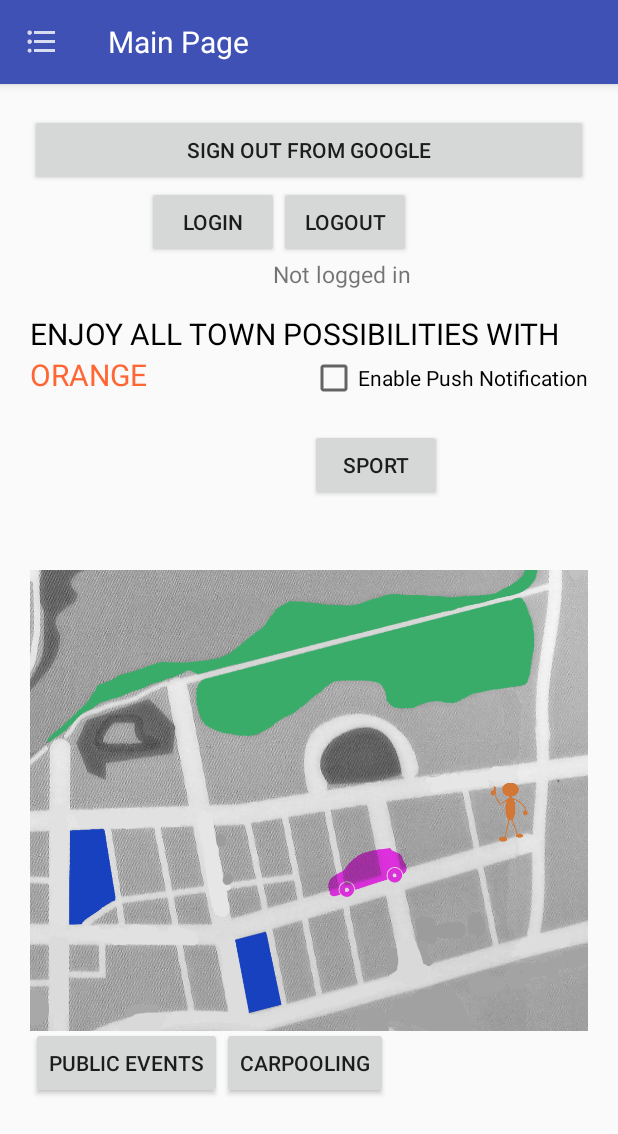
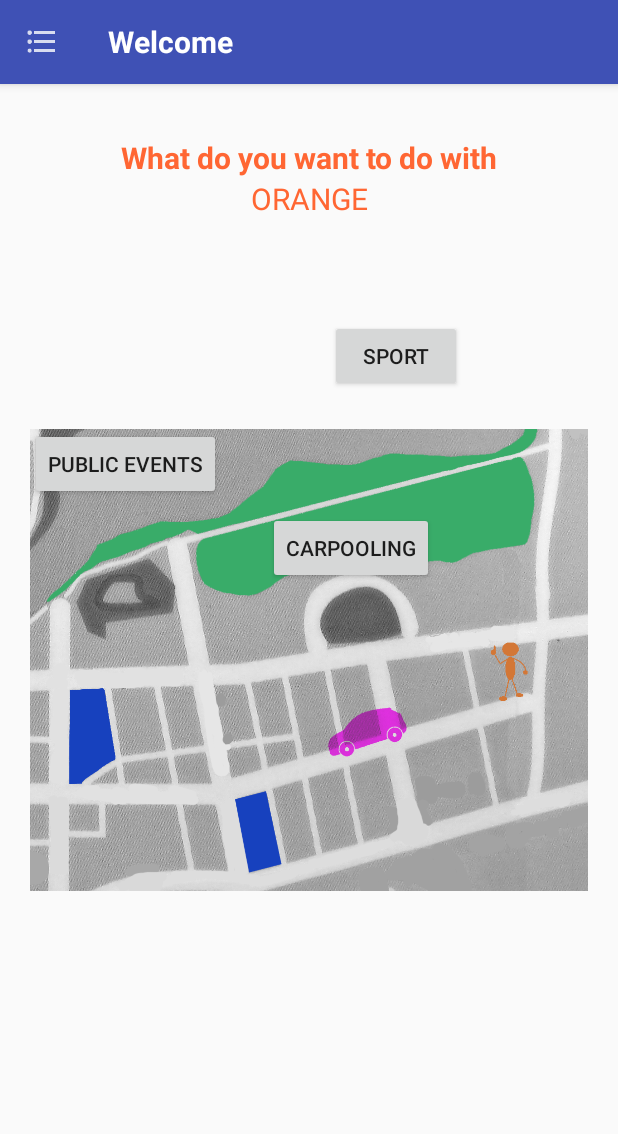
Before and after one commit to 0rangeProject/BeSocial, an Android app: the screen it shows after launch (MainActivity), on a phone screen of 412 x 824 dp. Shown: the top 1134 px of the screen. Run offline under Robolectric (Android 15) with nearby library versions, the phone set to English and light mode, and no system bars; libraries missing offline, so code that uses them is left out: com.amazonaws.mobileconnectors, com.amazonaws.services, com.olab.smplibrary; 14 statements that could not run were skipped.

Commit message:
changes on sign in page + home page

```diff
--- a/app/src/main/java/com/example/agathe/tsgtest/MainActivity.java
+++ b/app/src/main/java/com/example/agathe/tsgtest/MainActivity.java
@@ -62,17 +62,17 @@ public class MainActivity extends AppCompatActivity implements View.OnClickListe
      * Initializes the sign-in and sign-out buttons.
      */
     private void setupButtons() {
-        logoutButtonGoogle = (Button) findViewById(R.id.button_signout);
-        logoutButtonGoogle.setOnClickListener(this);
+        //logoutButtonGoogle = (Button) findViewById(R.id.button_signout);
+        //logoutButtonGoogle.setOnClickListener(this);
 
         carpoolingButton = (Button) findViewById(R.id.carpooling_but) ;
         carpoolingButton.setOnClickListener(this);
 
-        loginButton = (Button) findViewById(R.id.login_but) ;
-        loginButton.setOnClickListener(this);
+       // loginButton = (Button) findViewById(R.id.login_but) ;
+       // loginButton.setOnClickListener(this);
 
-        logoutButton = (Button) findViewById(R.id.logout_but);
-        logoutButton.setOnClickListener(this);
+      //  logoutButton = (Button) findViewById(R.id.logout_but);
+       // logoutButton.setOnClickListener(this);
 
         publicEventsButton = (Button)findViewById(R.id.pevents_button);
         publicEventsButton.setOnClickListener(this);
@@ -80,7 +80,7 @@ public class MainActivity extends AppCompatActivity implements View.OnClickListe
         sportButton = (Button) findViewById( R.id.sport_btn);
         sportButton.setOnClickListener(this);
 
-        loginField = (TextView) findViewById(R.id.login);
+       // loginField = (TextView) findViewById(R.id.login);
     }
 
     //*************AWS push notification part end**************
@@ -117,7 +117,7 @@ public class MainActivity extends AppCompatActivity implements View.OnClickListe
         setSupportActionBar(myToolbar);
 
         //*************AWS push notification part start************
-        enablePushCheckBox = (CheckBox) findViewById(R.id.enable_push_checkbox);
+       // enablePushCheckBox = (CheckBox) findViewById(R.id.enable_push_checkbox);
         // Obtain a reference to the mobile client. It is created in the Application class,
         // but in case a custom Application class is not used, we initialize it here if necessary.
         AWSMobileClient.initializeMobileClientIfNecessary(this);
--- a/app/src/main/java/com/example/agathe/tsgtest/sport/ChallengeActivity.java
+++ b/app/src/main/java/com/example/agathe/tsgtest/sport/ChallengeActivity.java
@@ -24,8 +24,8 @@ public class ChallengeActivity extends AppCompatActivity {
         //  setup layout and its elements
         setContentView(R.layout.sport_challenge);
         context = this;
-        challenge_texte = (TextView) findViewById( R.id.login);
-        btn_challenge = (Button) findViewById( R.id.logout_but) ;
+       // challenge_texte = (TextView) findViewById( R.id.login);
+        //btn_challenge = (Button) findViewById( R.id.logout_but) ;
         //  Library initialisation is required to be done once before any library function is called.
         //  You use your clientId and secret obtained from SMP website at developer tab.
         SMPLibrary.Initialise(this, "0000", "0000");
--- a/app/src/main/res/layout/activity_main.xml
+++ b/app/src/main/res/layout/activity_main.xml
@@ -1,12 +1,12 @@
 <?xml version="1.0" encoding="utf-8"?>
 
 <LinearLayout xmlns:android="http://schemas.android.com/apk/res/android"
+    xmlns:app="http://schemas.android.com/apk/res-auto"
     android:layout_width="match_parent"
     android:layout_height="match_parent"
     android:orientation="vertical" >
 
     <android.support.v7.widget.Toolbar
-        xmlns:app="http://schemas.android.com/apk/res-auto"
         android:id="@+id/my_toolbar"
         android:layout_width="match_parent"
         android:layout_height="?attr/actionBarSize"
@@ -19,7 +19,9 @@
         <TextView
             android:layout_width="match_parent"
             android:layout_height="wrap_content"
-            android:text="Main Page"
+            android:text="Welcome"
+            android:textStyle="bold"
+            android:textAlignment="gravity"
             android:textSize="20sp"
             android:textColor="#FFFFFF" />
 
@@ -31,59 +33,53 @@
         android:paddingBottom="@dimen/activity_vertical_margin"
         android:paddingLeft="@dimen/activity_horizontal_margin"
         android:paddingRight="@dimen/activity_horizontal_margin"
-        android:paddingTop="@dimen/activity_vertical_margin">
-
-        <Button
+        android:paddingTop="@dimen/activity_vertical_margin"
+        android:layout_centerVertical="true"
+        android:layout_centerHorizontal="true">
+        <!-- <Button
             android:layout_width="fill_parent"
             android:layout_height="wrap_content"
             android:text="@string/button_text_sign_out"
             android:id="@+id/button_signout"
             android:layout_centerHorizontal="true"
             android:layout_alignParentLeft="true"
-            android:layout_alignParentStart="true" />
+            android:layout_alignParentStart="true" /> -->
 
-        <Button
+       <!-- <Button
             android:text="@string/button_login"
             android:layout_width="wrap_content"
             android:layout_height="wrap_content"
             android:id="@+id/login_but"
             android:layout_below="@+id/button_signout"
             android:layout_toRightOf="@+id/end_main_title"
-            android:layout_toEndOf="@+id/end_main_title" />
+            android:layout_toEndOf="@+id/end_main_title" /> -->
 
-        <Button
+       <!-- <Button
             android:text="@string/button_logout"
             android:layout_width="wrap_content"
             android:layout_height="wrap_content"
             android:id="@+id/logout_but"
             android:layout_below="@+id/button_signout"
             android:layout_toRightOf="@+id/login_but" />
+            -->
 
         <TextView
-            android:text="@string/title_orange"
-            android:layout_width="wrap_content"
-            android:layout_height="wrap_content"
-            android:id="@+id/end_main_title"
-            android:textAlignment="gravity"
-            android:textSize="20sp"
+
+            android:text="What do you want to do with"
+            android:textStyle="bold"
             android:textColor="#FF6633"
-            android:layout_below="@+id/main_title"
-             />
-
-        <TextView
-            android:text="@string/title_main"
             android:layout_width="wrap_content"
             android:layout_height="wrap_content"
             android:id="@+id/main_title"
-            android:textAlignment="gravity"
+            android:textAlignment="center"
             android:textSize="20sp"
-            android:textColor="#000000"
             android:layout_marginTop="15dp"
-            android:layout_below="@+id/login"
             android:layout_alignParentLeft="true"
-            android:layout_alignParentStart="true" />
+            android:layout_alignParentStart="true"
+            android:layout_alignParentRight="true"
+            android:layout_alignParentEnd="true" />
 
-        <TextView
+        <!--<TextView
             android:text="@string/not_logged_in"
             android:layout_width="wrap_content"
             android:layout_height="wrap_content"
@@ -93,56 +89,73 @@
             android:gravity="center_vertical"
             android:layout_below="@+id/login_but"
             android:layout_alignRight="@+id/logout_but"
-            android:layout_alignEnd="@+id/logout_but" />
+            android:layout_alignEnd="@+id/logout_but" />-->
 
-        <ImageView
-            android:layout_width="wrap_content"
-            android:layout_height="wrap_content"
-            android:src="@drawable/town_image"
-            android:layout_below="@+id/end_main_title"
-            android:layout_alignParentLeft="true"
-            android:layout_alignParentStart="true" />
-
-        <CheckBox
+        <!--<CheckBox
             android:text="@string/enable_push_checkbox"
             android:layout_width="wrap_content"
             android:layout_height="wrap_content"
             android:id="@+id/enable_push_checkbox"
             android:layout_below="@+id/main_title"
             android:layout_alignParentRight="true"
-            android:layout_alignParentEnd="true" />
+            android:layout_alignParentEnd="true" /> -->
+
+        <ImageView
+            android:layout_width="wrap_content"
+            android:layout_height="wrap_content"
+            android:src="@drawable/town_image"
+            android:id="@+id/imageView"
+            android:layout_alignParentLeft="true"
+            android:layout_alignParentStart="true" />
+
+
+        <TextView
+            android:text="@string/title_orange"
+            android:layout_width="400dp"
+            android:layout_height="wrap_content"
+            android:id="@+id/end_main_title"
+            android:textAlignment="center"
+            android:textSize="20sp"
+            android:textColor="#FF6633"
+            android:layout_below="@+id/main_title"
+            android:layout_alignParentLeft="true"
+            android:layout_alignParentStart="true" />
+
+        <Button
+            android:text="@string/public_events_menu"
+            android:layout_width="wrap_content"
+            android:layout_height="wrap_content"
+            android:id="@+id/pevents_button"
+            android:layout_marginBottom="56dp"
+            android:layout_alignBottom="@+id/carpooling_but"
+            android:layout_alignParentLeft="true"
+            android:layout_alignParentStart="true" />
+
+        <Button
+            android:text="@string/sport_menu"
+            android:layout_width="wrap_content"
+            android:layout_height="wrap_content"
+            android:id="@+id/sport_btn"
+
+            android:layout_marginTop="67dp"
+            android:layout_below="@+id/end_main_title"
+            android:layout_alignLeft="@+id/carpooling_but"
+            android:layout_alignStart="@+id/carpooling_but"
+            android:layout_marginLeft="41dp"
+            android:layout_marginStart="41dp" />
 
         <Button
             android:text="@string/carpooling_menu"
             android:layout_width="wrap_content"
             android:layout_height="wrap_content"
             android:id="@+id/carpooling_but"
-            android:layout_alignParentBottom="true"
-            android:layout_alignRight="@+id/login"
-            android:layout_alignEnd="@+id/login"
-            android:layout_marginRight="15dp"
-            android:layout_marginEnd="15dp"
-            android:layout_marginBottom="71dp" />
+            android:layout_marginLeft="31dp"
+            android:layout_marginStart="31dp"
+            android:layout_alignTop="@+id/sport_btn"
+            android:layout_toRightOf="@+id/pevents_button"
+            android:layout_toEndOf="@+id/pevents_button"
+            android:layout_marginTop="128dp" />
 
-        <Button
-            android:text="@string/sport_menu"
-            android:layout_width="wrap_content"
-            android:layout_height="wrap_content"
-            android:id="@+id/sport_btn"
-            android:layout_below="@+id/enable_push_checkbox"
-            android:layout_alignLeft="@+id/enable_push_checkbox"
-            android:layout_alignStart="@+id/enable_push_checkbox"
-            android:layout_marginTop="18dp" />
-
-        <Button
-            android:text="@string/public_events_menu"
-            android:layout_width="wrap_content"
-            android:layout_height="wrap_content"
-            android:id="@+id/pevents_button"
-            android:layout_alignBaseline="@+id/carpooling_but"
-            android:layout_alignBottom="@+id/carpooling_but"
-            android:layout_toLeftOf="@+id/carpooling_but"
-            android:layout_toStartOf="@+id/carpooling_but" />
 
     </RelativeLayout>
 </LinearLayout>
--- a/app/src/main/res/layout/activity_sign_in.xml
+++ b/app/src/main/res/layout/activity_sign_in.xml
@@ -4,13 +4,23 @@
 
     tools:context="com.example.agathe.tsgtest.SignInActivity">
 
-    <LinearLayout xmlns:android="http://schemas.android.com/apk/res/android"
+    <LinearLayout
         android:layout_width="fill_parent"
         android:layout_height="wrap_content"
         android:orientation="vertical"
+        android:gravity="center"
         android:layout_centerVertical="true"
-        android:gravity="center"
-        >
+        android:layout_alignParentLeft="true"
+        android:layout_alignParentStart="true">
+
+    <TextView
+        android:layout_width="wrap_content"
+        android:layout_height="59dp"
+        android:textSize="20sp"
+        android:textStyle="bold"
+        android:textColor="#FF6600"
+        android:text="Sign in with your Google Account"/>
+
     <ImageButton
         android:id="@+id/g_login_button"
         android:src="@drawable/selector_button_google"
@@ -20,4 +30,17 @@
         android:layout_marginBottom="@dimen/sign_in_button_margin"
         android:padding="0dp"/>
     </LinearLayout>
+
+    <TextView
+        android:layout_width="500dp"
+        android:layout_height="200dp"
+        android:text="HELLO"
+        android:textStyle="bold"
+        android:textSize="40sp"
+        android:textColor="#FF6600"
+        android:textAlignment="center"
+        android:layout_alignParentLeft="true"
+        android:layout_alignParentStart="true"
+        android:id="@+id/textView" />
+
 </RelativeLayout>
```
